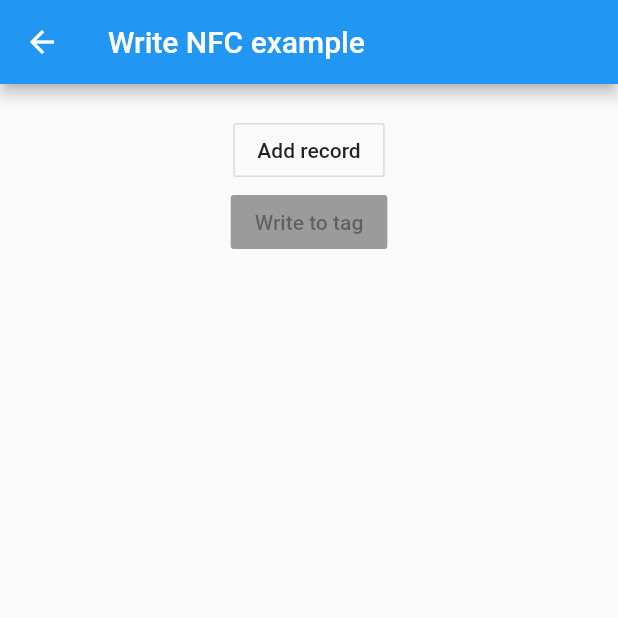
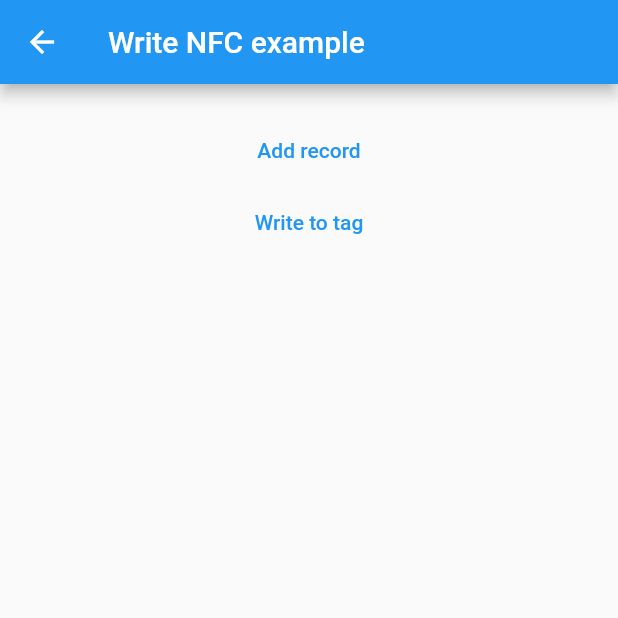
Before and after one commit to ZippyRainbow/nfc_multi_read_in_flutter, a Flutter app: the WriteExampleScreen screen opened by its route, on a phone screen of 412 x 824 dp, the top half of it. Run offline on Flutter 3.47's test engine with Material 2 defaults, Android fonts, the phone set to English and light mode, and no system bars.

Commit message:
Small Adjustments for suggestions, and some fixes for new Flutter version.

```diff
--- a/example/lib/write_example_screen.dart
+++ b/example/lib/write_example_screen.dart
@@ -14,13 +14,15 @@ class RecordEditor {
 }
 
 class WriteExampleScreen extends StatefulWidget {
+  const WriteExampleScreen({Key key}) : super(key: key);
+
   @override
   _WriteExampleScreenState createState() => _WriteExampleScreenState();
 }
 
 class _WriteExampleScreenState extends State<WriteExampleScreen> {
   StreamSubscription<NDEFMultiMessage> _stream;
-  List<RecordEditor> _records = [];
+  final List<RecordEditor> _records = [];
   bool _hasClosedWriteDialog = false;
 
   void _addRecord() {
@@ -45,14 +47,18 @@ class _WriteExampleScreenState extends State<WriteExampleScreen> {
         builder: (context) => AlertDialog(
           title: const Text("Scan the tag you want to write to"),
           actions: <Widget>[
-            FlatButton(
-              child: const Text("Cancel"),
+            TextButton(
+              style: ButtonStyle(
+                foregroundColor: MaterialStateProperty.all<Color>(Colors.blue),
+              ),
               onPressed: () {
                 _hasClosedWriteDialog = true;
                 _stream?.cancel();
                 Navigator.pop(context);
               },
+              child: const Text("Cancel"),
             ),
+
           ],
         ),
       );
@@ -75,10 +81,16 @@ class _WriteExampleScreenState extends State<WriteExampleScreen> {
         padding: const EdgeInsets.all(20),
         children: <Widget>[
           Center(
-            child: OutlineButton(
+            child: TextButton(
+              style: ButtonStyle(
+                foregroundColor: MaterialStateProperty.all<Color>(Colors.blue),
+              ),
+              onPressed: _addRecord,
               child: const Text("Add record"),
-              onPressed: _addRecord,
             ),
+
+
+
           ),
           for (var record in _records)
             Padding(
@@ -89,13 +101,13 @@ class _WriteExampleScreenState extends State<WriteExampleScreen> {
                   Text("Record", style: Theme.of(context).textTheme.bodyText2),
                   TextFormField(
                     controller: record.mediaTypeController,
-                    decoration: InputDecoration(
+                    decoration: const InputDecoration(
                       hintText: "Media type",
                     ),
                   ),
                   TextFormField(
                     controller: record.payloadController,
-                    decoration: InputDecoration(
+                    decoration: const InputDecoration(
                       hintText: "Payload",
                     ),
                   )
@@ -103,10 +115,16 @@ class _WriteExampleScreenState extends State<WriteExampleScreen> {
               ),
             ),
           Center(
-            child: RaisedButton(
+            child: TextButton(
+              style: ButtonStyle(
+                foregroundColor: MaterialStateProperty.all<Color>(Colors.blue),
+              ),
+              onPressed: _records.isNotEmpty ? () => _write(context) : null,
               child: const Text("Write to tag"),
-              onPressed: _records.length > 0 ? () => _write(context) : null,
             ),
+
+
+
           ),
         ],
       ),
--- a/lib/src/api.dart
+++ b/lib/src/api.dart
@@ -1,6 +1,5 @@
 import 'dart:async';
 import 'dart:core';
-import 'dart:typed_data';
 
 import 'package:flutter/services.dart';
 
```
Also changed, not shown: example/lib/main.dart (+24 -15 lines), example/lib/read_example_screen.dart (+10 -4 lines).
